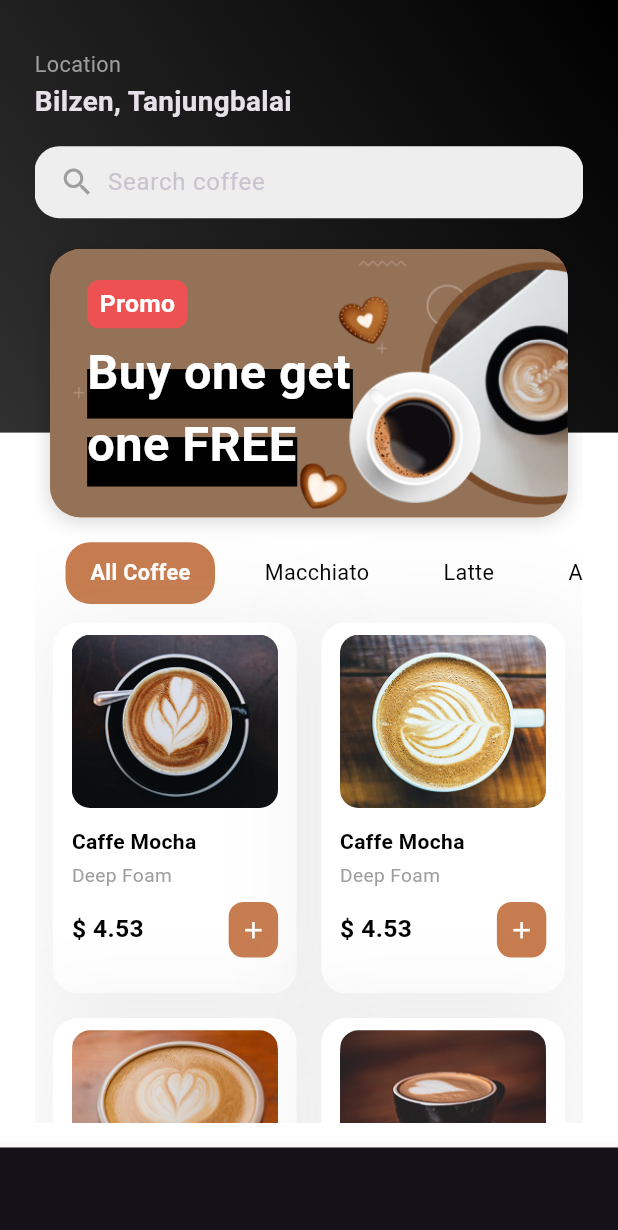
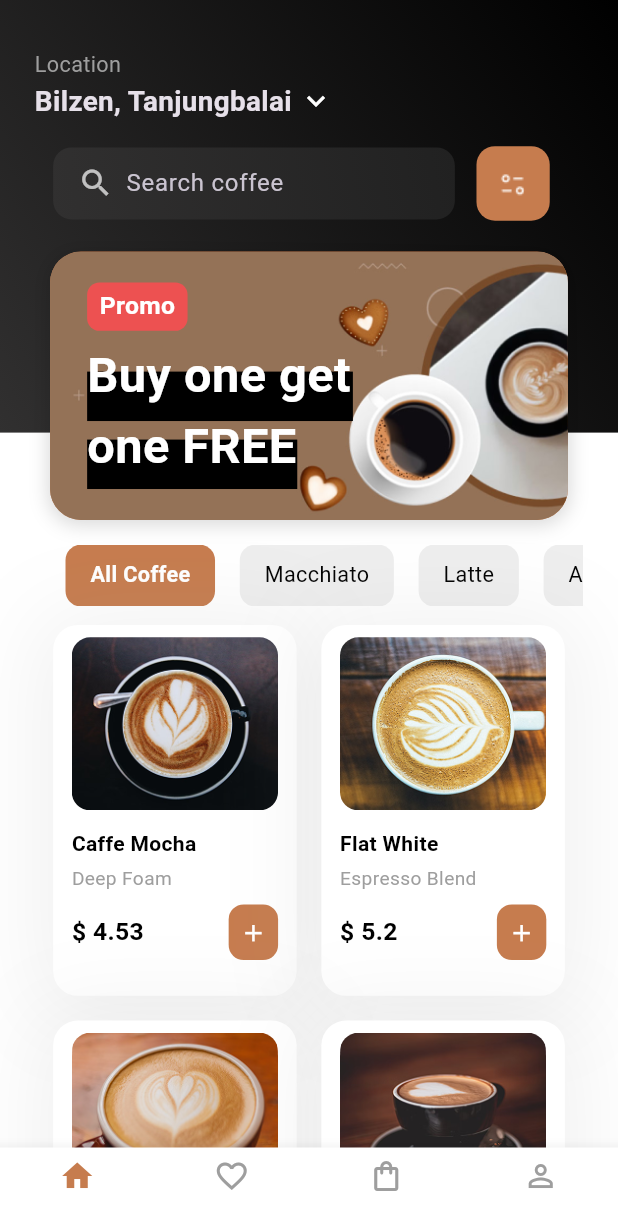
Before and after one commit to Elrmady09/caffeza, a Flutter app: the HomePage screen opened by its route, on a phone screen of 412 x 824 dp. Shown: the top 1230 px of the screen. Run offline on Flutter 3.47's test engine with Material 3 defaults, Android fonts, the phone set to English and light mode, and no system bars.

Commit message:
edit home page

```diff
--- /dev/null
+++ b/lib/core/constants/app_icons.dart
@@ -0,0 +1,4 @@
+class AppIcons {
+  static const String filet = 'assets/images/icons/filet.png';
+
+}
--- a/lib/features/home/presentation/home_page.dart
+++ b/lib/features/home/presentation/home_page.dart
@@ -1,3 +1,4 @@
+import 'package:caffeza/core/constants/app_icons.dart';
 import 'package:flutter/material.dart';
 import 'package:provider/provider.dart';
 import '../../../core/constants/app_colors.dart';
@@ -18,7 +19,10 @@ class HomePage extends StatelessWidget {
     return Scaffold(
       backgroundColor: Colors.white,
       body: SafeArea(
-        child: Stack(
+        child: SingleChildScrollView(
+          child: Column(
+            children: [
+              Stack(
                 children: [
                   Container(
                     width: size.width,
@@ -38,7 +42,6 @@ class HomePage extends StatelessWidget {
                       horizontal: size.width * 0.056,
                       vertical: size.height * 0.02,
                     ),
-              child: SingleChildScrollView(
                     child: Column(
                       crossAxisAlignment: CrossAxisAlignment.start,
                       children: [
@@ -48,22 +51,36 @@ class HomePage extends StatelessWidget {
                           sizetext: size.width * 0.035,
                           color: Colors.grey,
                         ),
+                        Row(
+                          children: [
                             GeneralText(
                               text: 'Bilzen, Tanjungbalai',
                               sizetext: size.width * 0.045,
                               fontWeight: FontWeight.bold,
                             ),
+                            WidthSpace(space: 0.01),
+                            Icon(Icons.keyboard_arrow_down_outlined)
+                          ],
+                        ),
                         HeightSpace(space: 0.02),
                         // 🔍 Search Bar
+                        Row(
+                          children: [
                             Container(
+                              margin: EdgeInsets.only(left: size.width * 0.03),
+                              width: size.width * 0.65,
                               padding: EdgeInsets.symmetric(horizontal: size.width * 0.04),
                               decoration: BoxDecoration(
-                        color: Colors.grey.shade200,
-                        borderRadius: BorderRadius.circular(size.width * 0.04),
+                                borderRadius: BorderRadius.circular(size.width * 0.03),
+                                gradient: LinearGradient(
+                                  colors: [Color(0xff313030),Color(0xff212121)],
+                                  begin: Alignment.bottomLeft,
+                                  end: Alignment.topRight,
+                                ),
                               ),
                               child: Row(
                                 children: [
-                          const Icon(Icons.search, color: Colors.grey),
+                                  const Icon(Icons.search, color: Colors.white70),
                                   WidthSpace(space: 0.02),
                                   Expanded(
                                     child: TextField(
@@ -76,6 +93,18 @@ class HomePage extends StatelessWidget {
                                 ],
                               ),
                             ),
+                            Container(
+                              margin: EdgeInsets.only(left: size.width * 0.035),
+                              padding: EdgeInsets.symmetric(horizontal: size.width * 0.035,vertical: size.height * 0.018),
+                              decoration: BoxDecoration(
+                                color: AppColors.primary,
+                                borderRadius: BorderRadius.circular(size.width * 0.03),
+                              ),
+                              child: Image.asset(AppIcons.filet),
+
+                            ),
+                          ],
+                        ),
                         HeightSpace(space: 0.025),
                         const CoffeePromoCard(),
                         HeightSpace(space: 0.02),
@@ -85,17 +114,23 @@ class HomePage extends StatelessWidget {
                       ],
                     ),
                   ),
+                ],
               ),
             ],
           ),
         ),
+      ),
       bottomNavigationBar: BottomNavigationBar(
+        type: BottomNavigationBarType.fixed, // هام لجعل الخلفية تعمل بشكل جيد
+        backgroundColor: Colors.white,
+        selectedItemColor: AppColors.primary,
+        unselectedItemColor: Colors.grey,
         currentIndex: context.watch<HomeProvider>().selectedIndex,
         onTap: (index) => context.read<HomeProvider>().changeTab(index),
         items: const [
           BottomNavigationBarItem(icon: Icon(Icons.home), label: ''),
           BottomNavigationBarItem(icon: Icon(Icons.favorite_border), label: ''),
-          BottomNavigationBarItem(icon: Icon(Icons.notifications_none), label: ''),
+          BottomNavigationBarItem(icon: Icon(Icons.shopping_bag_outlined), label: ''),
           BottomNavigationBarItem(icon: Icon(Icons.person_outline), label: ''),
         ],
       ),
--- a/lib/features/home/widgets/coffee_grid.dart
+++ b/lib/features/home/widgets/coffee_grid.dart
@@ -1,4 +1,5 @@
 import 'package:caffeza/core/constants/app_colors.dart';
+import 'package:caffeza/core/constants/app_images.dart';
 import 'package:flutter/material.dart';
 import '../../../../core/widgets/space.dart';
 import '../../../core/widgets/General Text.dart';
@@ -9,13 +10,39 @@ class CoffeeGrid extends StatelessWidget {
   @override
   Widget build(BuildContext context) {
     Size size = MediaQuery.of(context).size;
+    final List<Map<String, dynamic>> coffeeList = [
+      {
+        "name": "Caffe Mocha",
+        "type": "Deep Foam",
+        "price": 4.53,
+        "image": AppImages.Imagecard_1,
+      },
+      {
+        "name": "Flat White",
+        "type": "Espresso Blend",
+        "price": 5.20,
+        "image": AppImages.Imagecard_2,
+      },
+      {
+        "name": "Latte",
+        "type": "Creamy",
+        "price": 4.90,
+        "image": AppImages.Imagecard_3,
+      },
+      {
+        "name": "Cappuccino",
+        "type": "Milk Foam",
+        "price": 4.75,
+        "image": AppImages.Imagecard_4,
+      },
+    ];
 
     return Padding(
       padding: EdgeInsets.symmetric(horizontal: size.width * 0.03),
       child: GridView.builder(
         physics: const NeverScrollableScrollPhysics(),
         shrinkWrap: true,
-        itemCount: 4,
+        itemCount: coffeeList.length,
         gridDelegate: SliverGridDelegateWithFixedCrossAxisCount(
           crossAxisCount: 2,
           mainAxisExtent: size.height * 0.3,
@@ -23,6 +50,7 @@ class CoffeeGrid extends StatelessWidget {
           mainAxisSpacing: size.height * 0.02,
         ),
         itemBuilder: (context, index) {
+          final coffee = coffeeList[index];
           return Container(
             padding: EdgeInsets.symmetric(horizontal:size.width * 0.03,vertical:size.height * 0.01 ),
             decoration: BoxDecoration(
@@ -43,7 +71,7 @@ class CoffeeGrid extends StatelessWidget {
                 ClipRRect(
                   borderRadius: BorderRadius.circular(size.width * 0.03),
                   child: Image.asset(
-                    "assets/images/home/Image card ${index + 1}.png",
+                    coffee["image"],
                     width: double.infinity,
                     height: size.height * 0.14,
                     fit: BoxFit.cover,
@@ -51,13 +79,13 @@ class CoffeeGrid extends StatelessWidget {
                 ),
                 HeightSpace(space: 0.015),
                 GeneralText(
-                    text: "Caffe Mocha",
+                    text: coffee["name"],
                     fontWeight: FontWeight.bold,
                   color:AppColors.black,
                 ),
                 HeightSpace(space: 0.005),
                 GeneralText(
-                  text: "Deep Foam",
+                  text: coffee["type"],
                   sizetext: size.width * 0.031,
                   color: Colors.grey,
                 ),
@@ -66,7 +94,7 @@ class CoffeeGrid extends StatelessWidget {
                   mainAxisAlignment: MainAxisAlignment.spaceBetween,
                   children: [
                     GeneralText(
-                      text: "\$ 4.53",
+                      text: "\$ ${coffee["price"]}",
                       fontWeight: FontWeight.bold,
                       sizetext: size.width * 0.04,
                       color: AppColors.black,
--- a/lib/features/home/widgets/coffee_tabs.dart
+++ b/lib/features/home/widgets/coffee_tabs.dart
@@ -38,8 +38,8 @@ class _CoffeeTabsState extends State<CoffeeTabs> {
                 vertical: size.height * 0.008,
               ),
               decoration: BoxDecoration(
-                color: isSelected ? AppColors.primary : Colors.transparent,
-                borderRadius: BorderRadius.circular(size.width * 0.04),
+                color: isSelected ? AppColors.primary : Colors.grey.shade200,
+                borderRadius: BorderRadius.circular(size.width * 0.025),
               ),
               child: Center(
                 child: Text(
```
Also changed, not shown: assets/images/icons/filet.png (added). Lines whose indentation alone changed are shown as unchanged.
